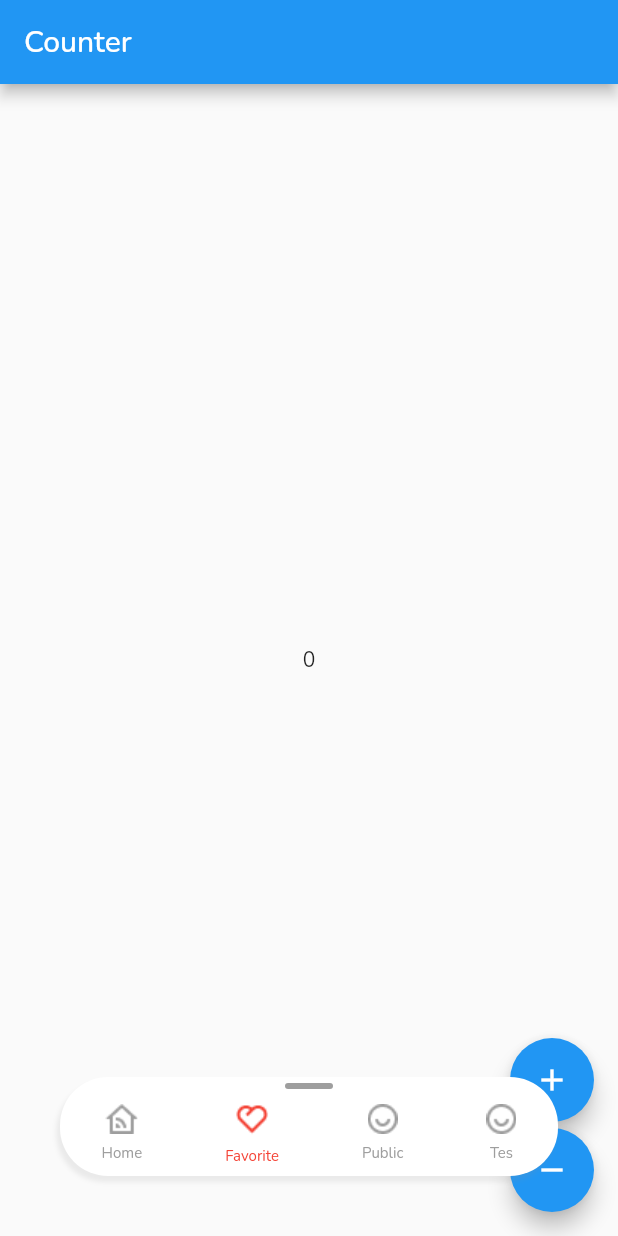
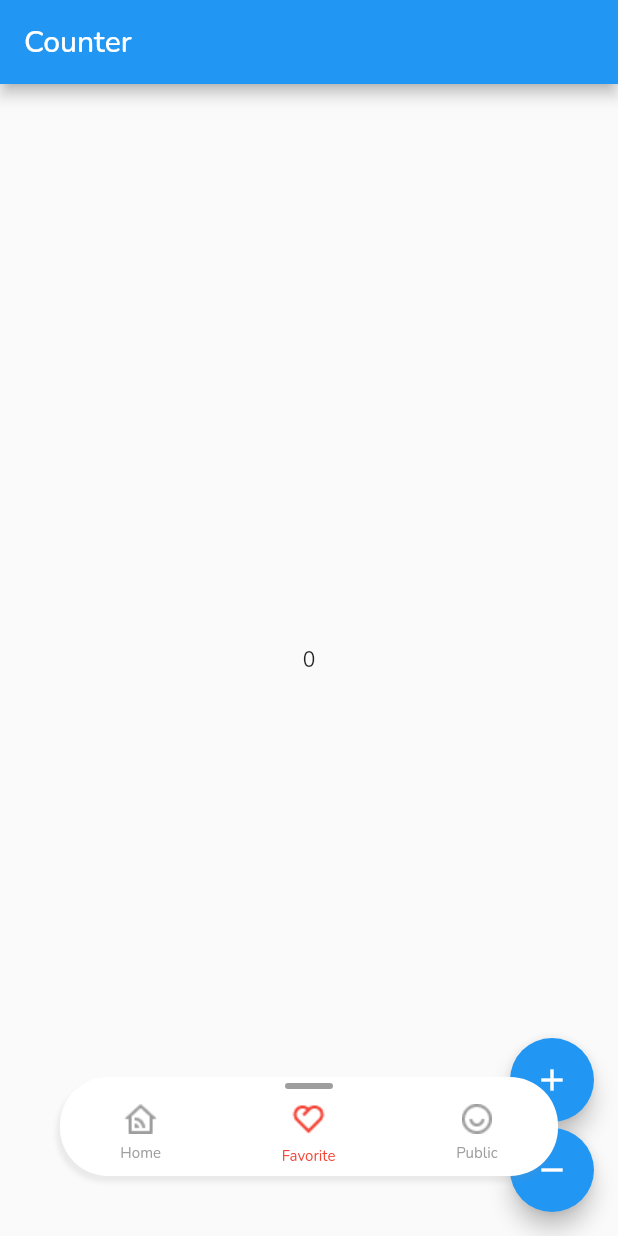
Before and after one commit to andikatp/News-App, a Flutter app: the screen it shows after launch, item 2 of the bottom bar chosen, on a phone screen of 412 x 824 dp. Run offline on Flutter 3.47's test engine with Material 2 defaults, Android fonts, the phone set to English and light mode, and no system bars; our stand-ins replace carousel_slider, device_preview, flutter_bloc, google_fonts, pull_to_refresh, shimmer; network calls fail.

Commit message:
bugs fix

```diff
--- a/lib/constants/model_constant.dart
+++ b/lib/constants/model_constant.dart
@@ -1,6 +1,5 @@
 import 'package:news_app/model/models.dart';
 import 'package:news_app/screens/screens.dart';
-import 'package:news_app/screens/tes_doang.dart';
 
 class ModelConstant {
   ModelConstant._();
@@ -17,10 +16,6 @@ class ModelConstant {
         pictureLink: 'assets/publicIcon.png',
         textLink: 'Public',
         destinationPage: const PublicPage()),
-    NavigatorModel(
-        pictureLink: 'assets/publicIcon.png',
-        textLink: 'Tes',
-        destinationPage: const TesDoang()),
   ];
   static final listTab = [
     'Health',
```
Also changed, not shown: lib/main.dart (+6 -6 lines).
